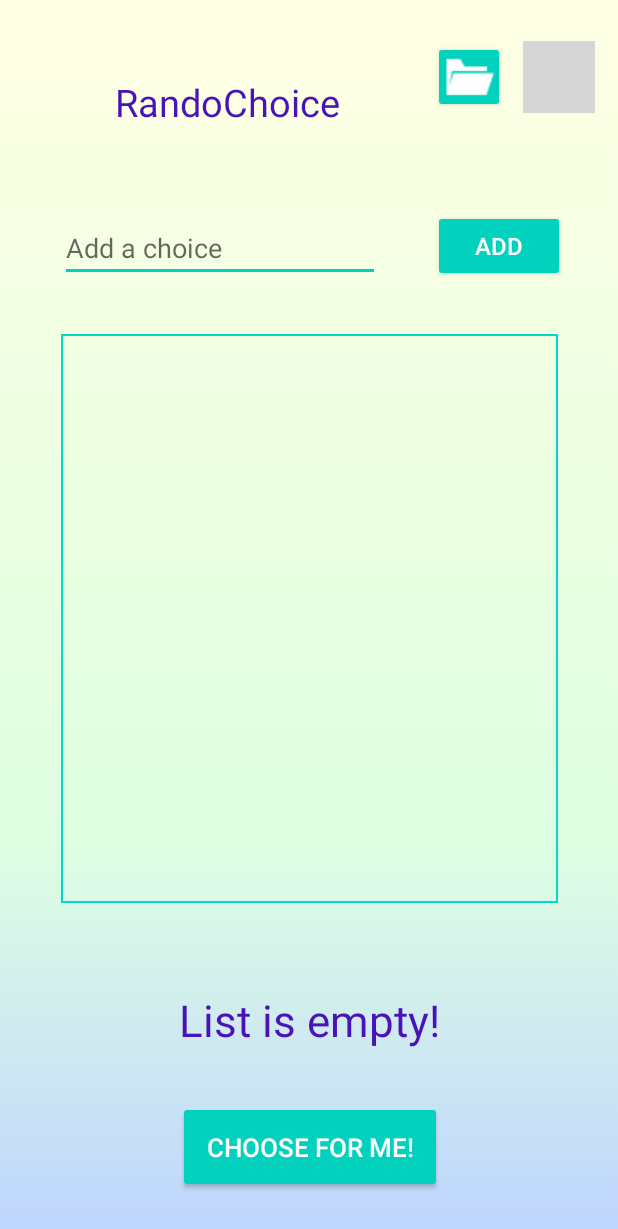
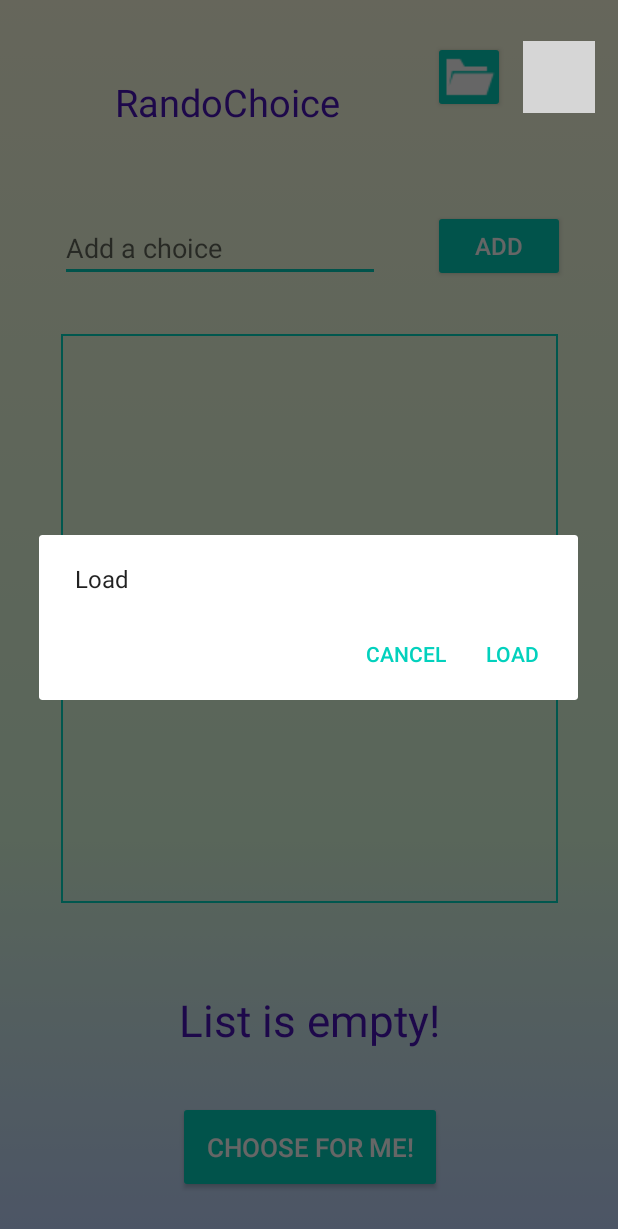
Before and after one commit to lewishay/RandoChoice, an Android app: the screen it shows after launch (MainActivity), after a tap on "Load", on a phone screen of 412 x 824 dp. Shown: the top 1229 px of the screen. Run offline under Robolectric (Android 15) with nearby library versions, the phone set to English and light mode, and no system bars; Roboto replaces fonts that are not available here; 2 other taps on this screen came first; grey boxes are pictures that could not be loaded.

Commit message:
Implemented barebones modal dialog for loading list

```diff
--- /dev/null
+++ b/app/src/main/java/com/example/randochoice/LoadDialog.kt
@@ -0,0 +1,38 @@
+package com.example.randochoice
+
+import android.app.AlertDialog
+import android.app.Dialog
+import android.content.DialogInterface
+import android.os.Bundle
+import android.widget.ArrayAdapter
+import android.widget.ListView
+import androidx.fragment.app.DialogFragment
+import java.io.File
+
+class LoadDialog(
+    private val list: ArrayList<String>,
+    private val listView: ListView,
+    private val listAdapter: ArrayAdapter<String>,
+    private val dir: File) : DialogFragment() {
+
+    override fun onCreateDialog(savedInstanceState: Bundle?): Dialog {
+        return activity?.let {
+            val builder = AlertDialog.Builder(it)
+            builder.setMessage(R.string.load)
+                .setPositiveButton(R.string.load,
+                    DialogInterface.OnClickListener { _, _ ->
+                        list.clear()
+                        val file = File(dir, "example_list.txt")
+                        file.readText().lines().forEach { item ->
+                            list.add(item)
+                        }
+                        listView.adapter = listAdapter
+                    })
+                .setNegativeButton(R.string.cancel,
+                    DialogInterface.OnClickListener { _, _ ->
+                        // User cancelled the dialog
+                    })
+            builder.create()
+        } ?: throw IllegalStateException("Activity cannot be null")
+    }
+}
--- a/app/src/main/java/com/example/randochoice/MainActivity.kt
+++ b/app/src/main/java/com/example/randochoice/MainActivity.kt
@@ -8,7 +8,6 @@ import android.view.animation.AnimationUtils
 import android.widget.*
 import android.widget.AdapterView.OnItemClickListener
 import androidx.appcompat.app.AppCompatActivity
-import java.io.*
 import java.lang.StrictMath.abs
 import kotlin.random.Random
 
@@ -17,6 +16,7 @@ class MainActivity : AppCompatActivity() {
     override fun onCreate(savedInstanceState: Bundle?) {
         super.onCreate(savedInstanceState)
         setContentView(R.layout.activity_main)
+
         val choiceInput = findViewById<EditText>(R.id.choiceInput)
         val addButton = findViewById<Button>(R.id.addButton)
         val chooseButton = findViewById<Button>(R.id.choiceButton)
@@ -36,6 +36,8 @@ class MainActivity : AppCompatActivity() {
         val soundPlayer = SoundPool.Builder().setAudioAttributes(audioAttrib).setMaxStreams(2).build()
         val resultSound = soundPlayer.load(this, R.raw.result_sound, 1)
 
+        val loadDialog = LoadDialog(choiceList, choiceListView, choiceListAdapter, filesDir)
+
         addButton.setOnClickListener {
             val input = choiceInput!!.text.toString()
             if (input != "") {
@@ -53,7 +55,7 @@ class MainActivity : AppCompatActivity() {
                 resultTextView.startAnimation(resultTextAnimation)
                 soundPlayer.play(resultSound, 1f, 1f, 0, 0, 1f)
             } else {
-                resultTextView.text = "List is empty!"
+                resultTextView.text = getString(R.string.emptyList)
             }
         }
 
@@ -63,16 +65,7 @@ class MainActivity : AppCompatActivity() {
         }
 
         loadButton.setOnClickListener {
-            choiceList.clear()
-            val file = File(filesDir, "example_list.txt")
-            try {
-                file.readText().lines().forEach {
-                    choiceList.add(it)
-                }
-            } catch(e: Exception) {
-
-            }
-            choiceListView.adapter = choiceListAdapter
+            loadDialog.show(supportFragmentManager, getString(R.string.load))
         }
 
         saveButton.setOnClickListener {
--- a/app/src/main/res/values/strings.xml
+++ b/app/src/main/res/values/strings.xml
@@ -6,4 +6,6 @@
     <string name="addText">Add</string>
     <string name="load">Load</string>
     <string name="save">Save</string>
+    <string name="cancel">Cancel</string>
+    <string name="emptyList">List is empty!</string>
 </resources>
```
